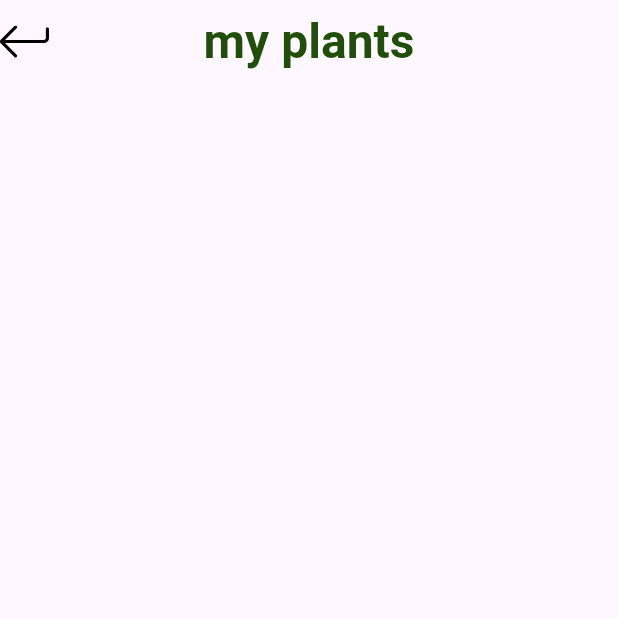
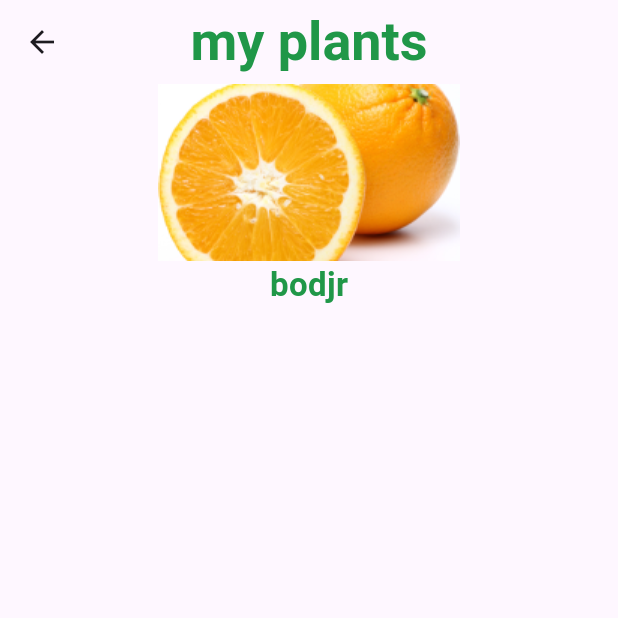
Before and after one commit to amgadelmarghny/planets_disease_detection_app, a Flutter app: the HomeView screen opened by its route, on a phone screen of 412 x 824 dp, the top half of it. Run offline on Flutter 3.47's test engine with Material 3 defaults, Android fonts, the phone set to English and light mode, and no system bars; our stand-ins replace bloc, flutter_bloc, flutter_svg, smooth_page_indicator.

Commit message:
plant item

```diff
--- a/lib/layout/home_view.dart
+++ b/lib/layout/home_view.dart
@@ -1,6 +1,4 @@
 import 'package:flutter/material.dart';
-import 'package:planet_app/shared/componants/back_icon/back_icon.dart';
-import 'package:planet_app/shared/style/fonts/font_style.dart';
 
 class HomeView extends StatelessWidget {
   const HomeView({super.key});
@@ -9,16 +7,38 @@ class HomeView extends StatelessWidget {
   Widget build(BuildContext context) {
     return Scaffold(
       appBar: AppBar(
-        leading: const BackIcon(),
-        centerTitle: true,
-        title:  Text(
+        title: const Text(
           'my plants',
-          style: FontsClass.font32bold,
         ),
       ),
-      body: Center(
-
+      body: Padding(
+        padding: const EdgeInsets.symmetric(horizontal: 5),
+        child: Center(
+          child: PlantItem(),
+        ),
       ),
     );
   }
 }
+
+class PlantItem extends StatelessWidget {
+  const PlantItem({
+    super.key,
+  });
+
+  @override
+  Widget build(BuildContext context) {
+    return SizedBox(
+      child: Column(
+        children: [
+          Image.asset(
+            'lib/asset/image/orange.png',
+          ),
+          const Text(
+            'bodjr',
+          ),
+        ],
+      ),
+    );
+  }
+}
--- a/lib/main.dart
+++ b/lib/main.dart
@@ -18,6 +18,8 @@ class PlanetApp extends StatelessWidget {
     return BlocProvider(
       create: (context) => AppCubit(),
       child: MaterialApp(
+        debugShowCheckedModeBanner: false,
+        title: "Planet Disease",
         theme: ThemeApp.lightTheme(),
         home: const SplashScreen(),
         routes: {
--- /dev/null
+++ b/lib/shared/componants/plant_item.dart/plant_item.dart
@@ -0,0 +1,23 @@
+import 'package:flutter/material.dart';
+
+class PlantItem extends StatelessWidget {
+  const PlantItem({
+    super.key,
+  });
+
+  @override
+  Widget build(BuildContext context) {
+    return SizedBox(
+      child: Column(
+        children: [
+          Image.asset(
+            'lib/asset/image/orange.png',
+          ),
+          const Text(
+            'Orange',
+          ),
+        ],
+      ),
+    );
+  }
+}
--- a/lib/shared/style/colors/colors_style.dart
+++ b/lib/shared/style/colors/colors_style.dart
@@ -2,4 +2,4 @@ import 'package:flutter/material.dart';
 
 const defaultColor = Color(0xFF1F4F08);
 const primaryColor = Color(0xff4ECB71);
-const font32Color = Color(0xff209748);
+const fontColor = Color(0xff209748);
```
Also changed, not shown: lib/modules/on_boarding/on_boarding_view.dart (+17 -5 lines), lib/shared/componants/back_icon/back_icon.dart (+6 -4 lines), lib/shared/style/theme/theme.dart (+21 -1 lines).
